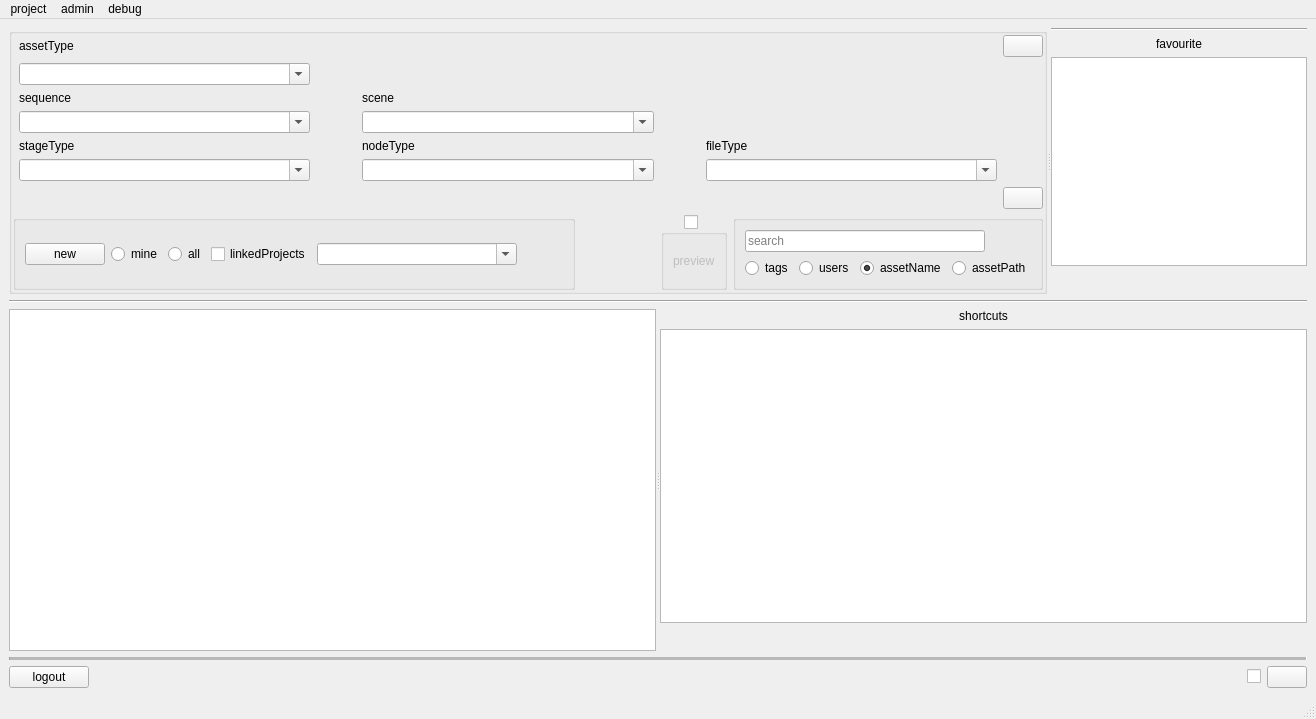
Qt form rbhusUI/lib/rbhusPipeMainMod_splitter.ui (aumanimationstudios/rbhus) before a commit.
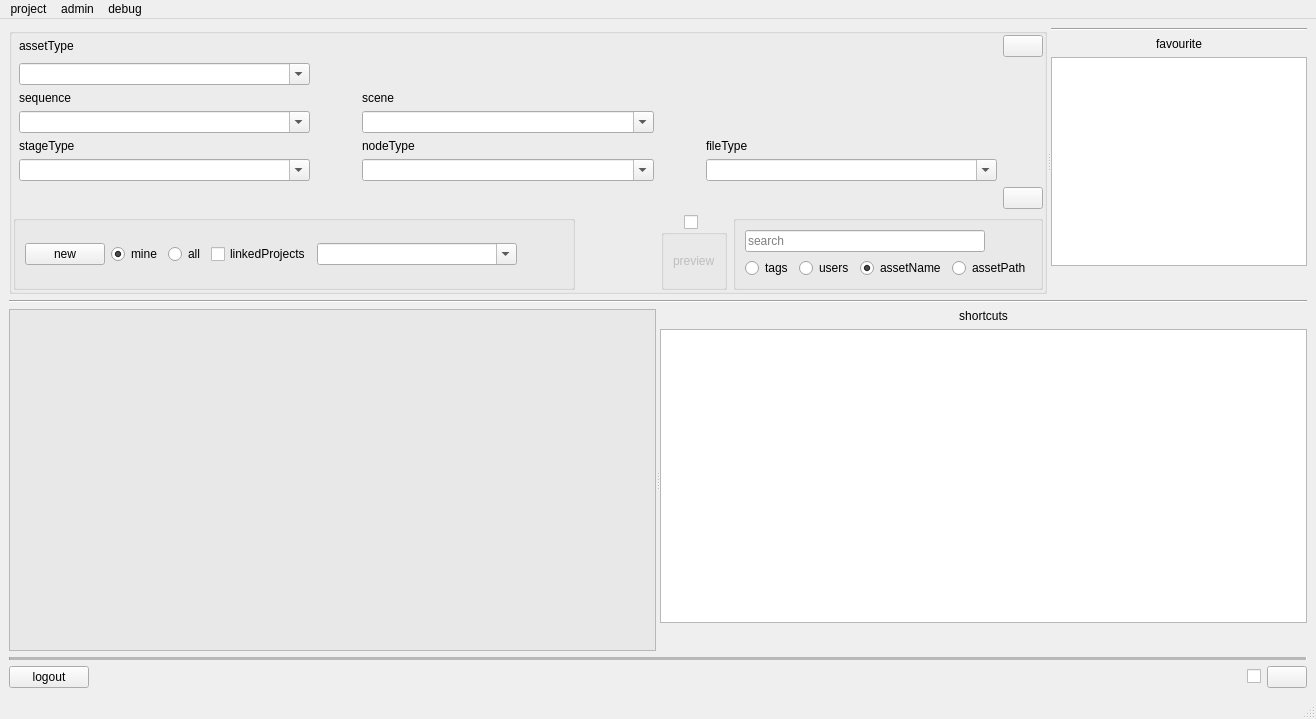
The same form after that commit.

Patch:
```diff
--- a/rbhusUI/lib/rbhusPipeMainMod_splitter.ui
+++ b/rbhusUI/lib/rbhusPipeMainMod_splitter.ui
@@ -464,7 +464,7 @@
                      <string>mine</string>
                     </property>
                     <property name="checked">
-                     <bool>false</bool>
+                     <bool>true</bool>
                     </property>
                    </widget>
                   </item>
@@ -828,6 +828,43 @@
          <verstretch>0</verstretch>
         </sizepolicy>
        </property>
+       <property name="palette">
+        <palette>
+         <active>
+          <colorrole role="Base">
+           <brush brushstyle="SolidPattern">
+            <color alpha="255">
+             <red>232</red>
+             <green>232</green>
+             <blue>232</blue>
+            </color>
+           </brush>
+          </colorrole>
+         </active>
+         <inactive>
+          <colorrole role="Base">
+           <brush brushstyle="SolidPattern">
+            <color alpha="255">
+             <red>232</red>
+             <green>232</green>
+             <blue>232</blue>
+            </color>
+           </brush>
+          </colorrole>
+         </inactive>
+         <disabled>
+          <colorrole role="Base">
+           <brush brushstyle="SolidPattern">
+            <color alpha="255">
+             <red>244</red>
+             <green>244</green>
+             <blue>244</blue>
+            </color>
+           </brush>
+          </colorrole>
+         </disabled>
+        </palette>
+       </property>
        <property name="mouseTracking">
         <bool>true</bool>
        </property>
@@ -853,7 +890,7 @@
         <enum>QAbstractItemView::NoDragDrop</enum>
        </property>
        <property name="alternatingRowColors">
-        <bool>true</bool>
+        <bool>false</bool>
        </property>
        <property name="selectionMode">
         <enum>QAbstractItemView::ExtendedSelection</enum>
```
